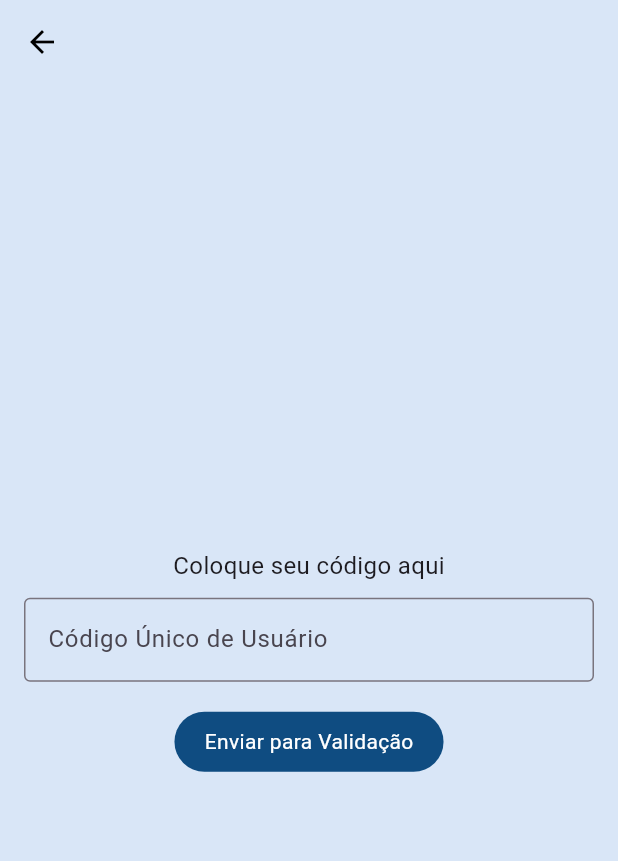
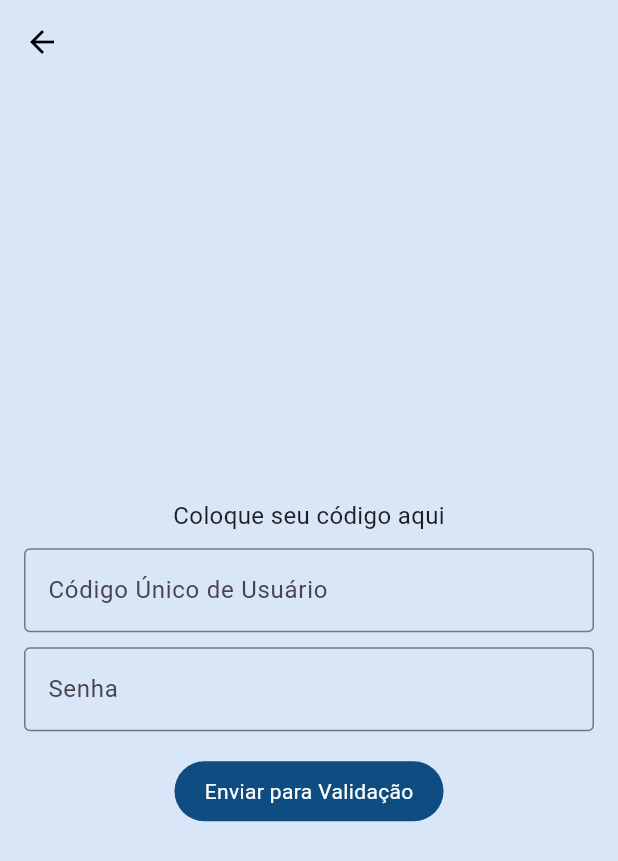
Before and after one commit to linxops/AutoLeitura, a Flutter app: the screen it shows after launch, after a tap on "Clique para inserir seu código", on a phone screen of 412 x 824 dp. Shown: the top 861 px of the screen. Run offline on Flutter 3.47's test engine with Material 3 defaults, Android fonts, the phone set to English and light mode, and no system bars; our stand-ins replace open_file; accounts and stored records are empty.

Commit message:
✨ feat(app): login com senha e role via POST /login

```diff
--- a/lib/login.dart
+++ b/lib/login.dart
@@ -6,7 +6,7 @@ import 'package:flutter/material.dart';
 import 'package:http/http.dart' as http;
 import 'package:scoped_model/scoped_model.dart';
 
-var apiUrl = 'https://api.autoleitura.online/usuario';
+var apiUrl = 'https://api.autoleitura.online/login';
 
 class User {
   final int id;
@@ -14,8 +14,9 @@ class User {
   final String nome;
   final String celular;
   final String email;
+  final String role;
 
-  User(this.id, this.local, this.nome, this.celular, this.email);
+  User(this.id, this.local, this.nome, this.celular, this.email, this.role);
 
   factory User.fromJson(Map<String, dynamic> json) {
     return User(
@@ -24,6 +25,7 @@ class User {
       json['nome'],
       json['celular'],
       json['email'],
+      json['role'] ?? 'usuario',
     );
   }
 }
@@ -48,9 +50,13 @@ class LoginModel extends Model {
     _userModel = userModel;
   }
 
-  Future<User?> fetchUserByCode(int id) async {
+  Future<User?> login(int codigo, String senha) async {
     try {
-      final response = await http.get(Uri.parse('$apiUrl?id=$id'));
+      final response = await http.post(
+        Uri.parse(apiUrl),
+        headers: {'Content-Type': 'application/json'},
+        body: jsonEncode({'codigo': codigo, 'senha': senha}),
+      );
 
       if (response.statusCode == 200) {
         Map<String, dynamic> data = json.decode(response.body);
@@ -59,28 +65,22 @@ class LoginModel extends Model {
           List<dynamic> users = data['result'];
 
           if (users.isNotEmpty) {
-            Map<String, dynamic>? userData = users.firstWhere(
-              (user) => user['id'] == id,
-              orElse: () => null,
-            );
-            if (userData != null) {
-              User user = User.fromJson(userData);
-              _userModel.setCurrentUser(user);
-              return user;
-            }
+            User user = User.fromJson(users.first);
+            _userModel.setCurrentUser(user);
+            return user;
           } else {
             throw Exception('Usuário não encontrado');
           }
         } else {
-          throw Exception('Resposta da API não possui o código esperado');
+          String message = data['message'] ?? 'Falha no login';
+          throw Exception(message);
         }
       } else {
-        throw Exception('Erro ao obter usuário: ${response.statusCode}');
+        throw Exception('Erro ao realizar login: ${response.statusCode}');
       }
     } catch (error) {
-      throw Exception('Erro ao obter usuário: $error');
+      throw Exception('Erro ao realizar login: $error');
     }
-    return null;
   }
 }
 
@@ -93,6 +93,7 @@ class Login extends StatefulWidget {
 
 class _LoginState extends State<Login> {
   final codigoUsuarioController = TextEditingController();
+  final senhaController = TextEditingController();
 
   @override
   Widget build(BuildContext context) {
@@ -124,6 +125,15 @@ class _LoginState extends State<Login> {
                       border: OutlineInputBorder(),
                     ),
                   ),
+                  const SizedBox(height: 10),
+                  TextFormField(
+                    controller: senhaController,
+                    obscureText: true,
+                    decoration: const InputDecoration(
+                      labelText: 'Senha',
+                      border: OutlineInputBorder(),
+                    ),
+                  ),
                   const SizedBox(height: 20.0),
                   Material(
                     color: const Color.fromARGB(
@@ -133,15 +143,16 @@ class _LoginState extends State<Login> {
                       borderRadius: BorderRadius.circular(20.0),
                       onTap: () async {
                         String idString = codigoUsuarioController.text;
+                        String senha = senhaController.text;
 
                         try {
                           int id = int.parse(idString);
-                          User? user = await model.fetchUserByCode(id);
+                          User? user = await model.login(id, senha);
 
                           if (user != null) {
                             _mostrarDialog(
                               context,
-                              'Código válido. Nome: ${user.nome}',
+                              'Login válido. Nome: ${user.nome}',
                               () {
                                 Navigator.push(
                                   context,
```
